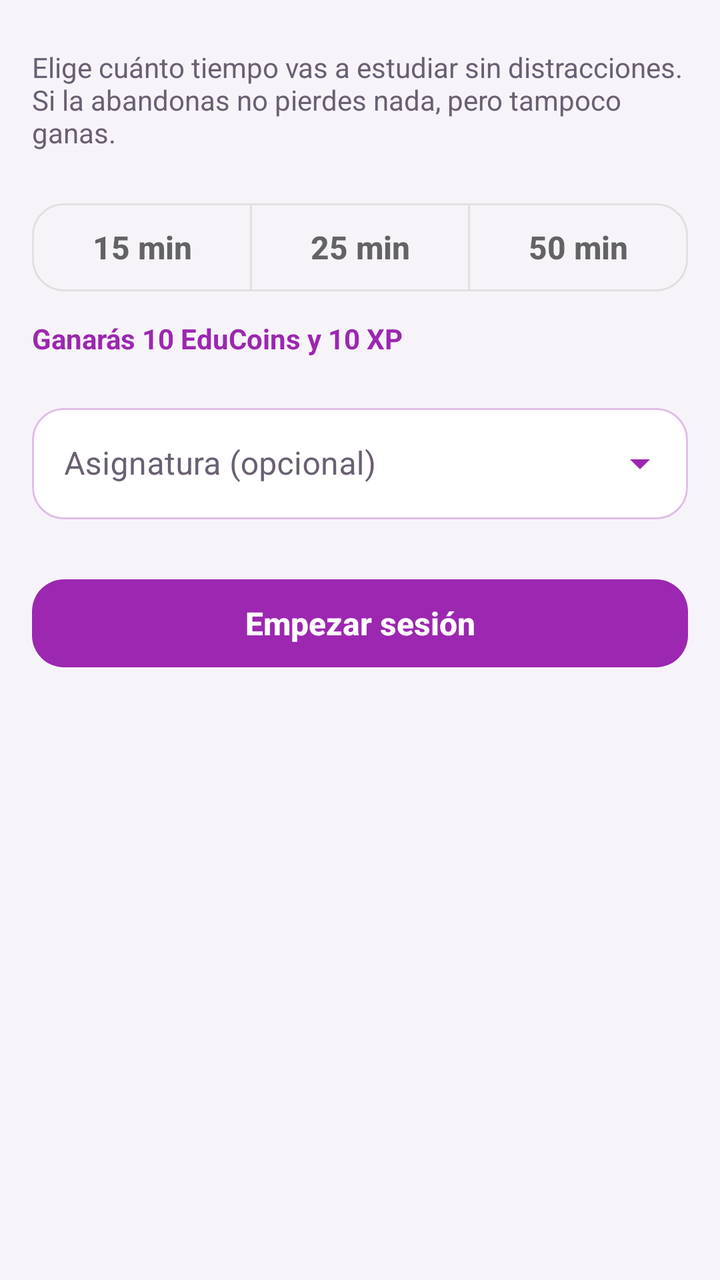
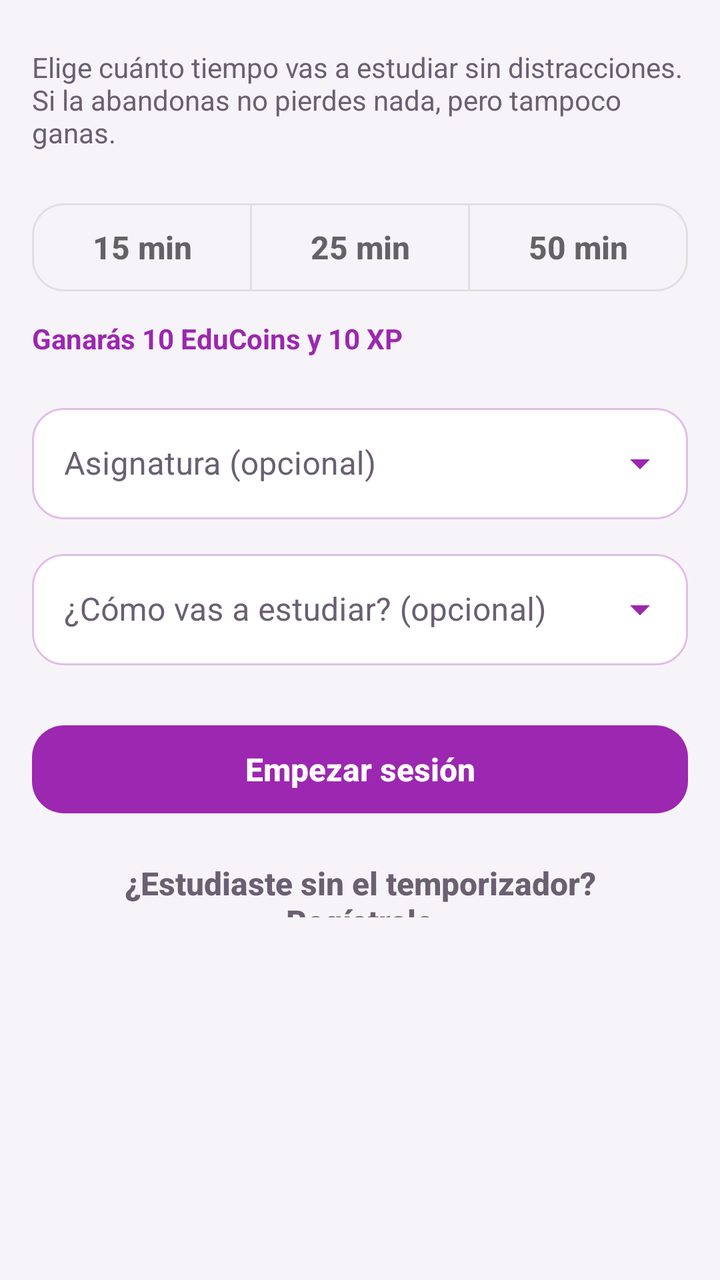

An Android layout rendered at two revisions. The XML below is the earlier revision; the diff shows what the commit changed to produce the second picture.
<!-- AndroidManifest.xml: application theme Theme.MyApplication -->
<!-- res/layout/fragment_enfoque.xml -->
<?xml version="1.0" encoding="utf-8"?>
<FrameLayout xmlns:android="http://schemas.android.com/apk/res/android"
    xmlns:app="http://schemas.android.com/apk/res-auto"
    xmlns:tools="http://schemas.android.com/tools"
    android:layout_width="match_parent"
    android:layout_height="match_parent"
    android:background="@color/fondo_app"
    tools:context=".ui.Inicio.Fragments.Perfil.EnfoqueFragment">

    
    <androidx.core.widget.NestedScrollView
        android:id="@+id/enfoqueConfigurar"
        android:layout_width="match_parent"
        android:layout_height="match_parent"
        android:fillViewport="true">

        <LinearLayout
            android:layout_width="match_parent"
            android:layout_height="wrap_content"
            android:orientation="vertical"
            android:paddingHorizontal="@dimen/margen_pantalla"
            android:paddingVertical="20dp">

            <TextView
                android:layout_width="match_parent"
                android:layout_height="wrap_content"
                android:text="Elige cuánto tiempo vas a estudiar sin distracciones. Si la abandonas no pierdes nada, pero tampoco ganas."
                android:textColor="@color/text_secondary"
                android:textSize="14sp"
                android:layout_marginTop="4dp"
                android:layout_marginBottom="20dp"/>

            <com.google.android.material.button.MaterialButtonToggleGroup
                android:id="@+id/enfoqueDuraciones"
                android:layout_width="match_parent"
                android:layout_height="wrap_content"
                app:singleSelection="true"
                app:selectionRequired="true"
                android:layout_marginBottom="8dp">

                <com.google.android.material.button.MaterialButton
                    android:id="@+id/enfoque15"
                    style="@style/Widget.MaterialComponents.Button.OutlinedButton"
                    android:layout_width="0dp"
                    android:layout_height="@dimen/alto_boton"
                    android:layout_weight="1"
                    android:text="15 min"
                    android:textAllCaps="false"/>

                <com.google.android.material.button.MaterialButton
                    android:id="@+id/enfoque25"
                    style="@style/Widget.MaterialComponents.Button.OutlinedButton"
                    android:layout_width="0dp"
                    android:layout_height="@dimen/alto_boton"
                    android:layout_weight="1"
                    android:text="25 min"
                    android:textAllCaps="false"/>

                <com.google.android.material.button.MaterialButton
                    android:id="@+id/enfoque50"
                    style="@style/Widget.MaterialComponents.Button.OutlinedButton"
                    android:layout_width="0dp"
                    android:layout_height="@dimen/alto_boton"
                    android:layout_weight="1"
                    android:text="50 min"
                    android:textAllCaps="false"/>
            </com.google.android.material.button.MaterialButtonToggleGroup>

            <TextView
                android:id="@+id/enfoqueRecompensa"
                android:layout_width="match_parent"
                android:layout_height="wrap_content"
                android:text="Ganarás 10 EduCoins y 10 XP"
                android:textColor="@color/purple_accent"
                android:textSize="14sp"
                android:textStyle="bold"
                android:layout_marginBottom="20dp"/>

            <com.google.android.material.textfield.TextInputLayout
                android:id="@+id/enfoqueAsignaturaCaja"
                style="@style/Edu.CampoDesplegable"
                android:layout_width="match_parent"
                android:layout_height="wrap_content"
                android:hint="Asignatura (opcional)"
                android:layout_marginBottom="24dp">

                <AutoCompleteTextView
                    android:id="@+id/enfoqueAsignatura"
                    android:layout_width="match_parent"
                    android:layout_height="wrap_content"
                    android:inputType="none"/>
            </com.google.android.material.textfield.TextInputLayout>

            <com.google.android.material.button.MaterialButton
    style="@style/Edu.Boton"
                android:id="@+id/enfoqueIniciar"
                android:layout_width="match_parent"
                android:layout_height="@dimen/alto_boton"
                android:text="Empezar sesión"/>
        </LinearLayout>
    </androidx.core.widget.NestedScrollView>

    
    <LinearLayout
        android:id="@+id/enfoqueEnCurso"
        android:layout_width="match_parent"
        android:layout_height="match_parent"
        android:orientation="vertical"
        android:gravity="center_horizontal"
        android:background="@drawable/bg_fondo_enfoque"
        android:padding="24dp"
        android:visibility="gone">

        <TextView
            android:id="@+id/enfoqueAsignaturaActual"
            android:layout_width="match_parent"
            android:layout_height="wrap_content"
            android:text="Modo enfoque"
            android:textAlignment="center"
            android:textColor="@color/white"
            android:textSize="20sp"
            android:textStyle="bold"
            android:layout_marginTop="24dp"/>

        <TextView
            android:layout_width="match_parent"
            android:layout_height="wrap_content"
            android:text="Puedes bloquear el teléfono: te avisamos al terminar."
            android:textAlignment="center"
            android:textColor="@color/blanco_70"
            android:textSize="14sp"
            android:layout_marginBottom="32dp"/>

        <FrameLayout
            android:layout_width="240dp"
            android:layout_height="240dp"
            android:layout_marginBottom="32dp">

            <com.softcg.myapplication.ui.Inicio.Fragments.Perfil.Views.AnilloProgresoView
                android:id="@+id/enfoqueAnillo"
                android:layout_width="match_parent"
                android:layout_height="match_parent"/>

            <TextView
                android:id="@+id/enfoqueTiempo"
                android:layout_width="wrap_content"
                android:layout_height="wrap_content"
                android:layout_gravity="center"
                android:text="25:00"
                android:textColor="@color/white"
                android:textSize="52sp"
                android:textStyle="bold"/>
        </FrameLayout>

        <com.google.android.material.button.MaterialButton
            android:id="@+id/enfoqueAbandonar"
            style="@style/Widget.MaterialComponents.Button.OutlinedButton"
            android:layout_width="match_parent"
            android:layout_height="@dimen/alto_boton"
            android:text="Abandonar sesión"
            android:textAllCaps="false"
            android:textColor="@color/white"
            android:textSize="16sp"
            app:strokeColor="@color/blanco_70"
            app:strokeWidth="1.5dp"
            app:cornerRadius="16dp"/>
    </LinearLayout>

    
    <FrameLayout
        android:id="@+id/enfoqueTerminada"
        android:layout_width="match_parent"
        android:layout_height="match_parent"
        android:background="@drawable/bg_fondo_enfoque"
        android:visibility="gone">

        <com.softcg.myapplication.ui.Inicio.Fragments.Perfil.Views.ConfettiView
            android:id="@+id/enfoqueConfeti"
            android:layout_width="match_parent"
            android:layout_height="match_parent"
            android:importantForAccessibility="no"/>

        <LinearLayout
            android:layout_width="match_parent"
            android:layout_height="wrap_content"
            android:layout_gravity="center"
            android:orientation="vertical"
            android:gravity="center_horizontal"
            android:padding="28dp">

            <ImageView
                android:layout_width="72dp"
                android:layout_height="72dp"
                android:src="@drawable/ic_gami_check"
                app:tint="@color/xp_dorado"
                android:layout_marginBottom="12dp"
                android:importantForAccessibility="no"/>

            <TextView
                android:id="@+id/enfoqueTerminadaTitulo"
                android:layout_width="match_parent"
                android:layout_height="wrap_content"
                android:text="25 minutos de estudio real"
                android:textAlignment="center"
                android:textColor="@color/white"
                android:textSize="24sp"
                android:textStyle="bold"/>

            <TextView
                android:id="@+id/enfoqueTerminadaDetalle"
                android:layout_width="match_parent"
                android:layout_height="wrap_content"
                android:text="+10 EduCoins y 10 XP"
                android:textAlignment="center"
                android:textColor="@color/blanco_70"
                android:textSize="15sp"
                android:layout_marginTop="4dp"
                android:layout_marginBottom="28dp"/>

            <com.google.android.material.button.MaterialButton
                android:id="@+id/enfoqueOtra"
                android:layout_width="match_parent"
                android:layout_height="@dimen/alto_boton"
                android:text="Hacer otra"
                android:textColor="@color/purple_deep"
                android:textStyle="bold"
                app:backgroundTint="@color/white"
                app:cornerRadius="16dp"
                app:elevation="0dp"
                android:layout_marginBottom="10dp"/>

            <com.google.android.material.button.MaterialButton
                android:id="@+id/enfoqueVolver"
                style="@style/Widget.MaterialComponents.Button.OutlinedButton"
                android:layout_width="match_parent"
                android:layout_height="@dimen/alto_boton"
                android:text="Volver a mis misiones"
                android:textAllCaps="false"
                android:textColor="@color/white"
                android:textSize="16sp"
                app:strokeColor="@color/blanco_70"
                app:strokeWidth="1.5dp"
                app:cornerRadius="16dp"/>
        </LinearLayout>
    </FrameLayout>
</FrameLayout>
<!-- resources referenced by this layout -->
<resources>
  <color name="blanco_70">#B3FFFFFF</color>
  <color name="fondo_app">#F7F4F9</color>
  <color name="purple_accent">#9C27B0</color>
  <color name="purple_deep">#4A1F5C</color>
  <color name="text_secondary">#6A6072</color>
  <color name="white">#FFFFFFFF</color>
  <color name="xp_dorado">#FFC93C</color>
  <dimen name="alto_boton">56dp</dimen>
  <dimen name="margen_pantalla">16dp</dimen>
  <!-- drawable bg_fondo_enfoque (drawable) -->
  <?xml version="1.0" encoding="utf-8"?>
  <shape xmlns:android="http://schemas.android.com/apk/res/android" android:shape="rectangle">
      <gradient android:angle="0" android:startColor="@color/purple_deep" android:endColor="@color/purple_accent"/>
  </shape>
  <style name="Theme.MyApplication" parent="Base.Theme.MyApplication" />
  <dimen name="radio_tarjeta">16dp</dimen>
  <color name="superficie">#FFFFFF</color>
  <color name="text_primary">#2B1E33</color>
  <style name="Edu.FormaTarjeta" parent="">
          <item name="cornerFamily">rounded</item>
          <item name="cornerSize">@dimen/radio_tarjeta</item>
      </style>
  <style name="Edu.MenuEmergente" parent="Widget.AppCompat.Light.PopupMenu">
          <item name="android:popupBackground">@drawable/bg_pastilla_blanca</item>
          <item name="android:popupElevation">8dp</item>
      </style>
  <style name="Edu.Aviso" parent="Widget.MaterialComponents.Snackbar">
          <item name="backgroundTint">@color/purple_deep</item>
          <item name="shapeAppearance">@style/Edu.FormaTarjeta</item>
          <item name="android:layout_margin">12dp</item>
      </style>
  <style name="Edu.AvisoTexto" parent="Widget.MaterialComponents.Snackbar.TextView">
          <item name="android:textColor">@color/white</item>
          <item name="android:textSize">14sp</item>
          <item name="android:maxLines">3</item>
      </style>
  <style name="Edu.TemaSelector" parent="ThemeOverlay.MaterialComponents.Dialog">
          <item name="colorAccent">@color/purple_accent</item>
          <item name="android:colorAccent">@color/purple_accent</item>
          <item name="android:dialogCornerRadius">24dp</item>
          <item name="colorPrimary">@color/purple_accent</item>
      </style>
  <style name="Edu.FormaDialogo" parent="">
          <item name="cornerFamily">rounded</item>
          <item name="cornerSize">24dp</item>
      </style>
  <style name="Edu.AlertaTitulo" parent="MaterialAlertDialog.MaterialComponents.Title.Text">
          <item name="android:textColor">@color/text_primary</item>
          <item name="android:textSize">20sp</item>
          <item name="android:textStyle">bold</item>
      </style>
  <style name="Edu.AlertaCuerpo" parent="MaterialAlertDialog.MaterialComponents.Body.Text">
          <item name="android:textColor">@color/text_secondary</item>
          <item name="android:textSize">14sp</item>
      </style>
  <style name="Edu.AlertaBoton" parent="Widget.MaterialComponents.Button.TextButton.Dialog">
          <item name="android:textColor">@color/purple_accent</item>
          <item name="android:textAppearance">@style/Edu.TextoBoton</item>
      </style>
  <style name="Edu.AlertaBotonSecundario" parent="Edu.AlertaBoton">
          <item name="android:textColor">@color/text_secondary</item>
      </style>
  <!-- drawable bg_pastilla_blanca (drawable) -->
  <?xml version="1.0" encoding="utf-8"?>
  <shape xmlns:android="http://schemas.android.com/apk/res/android" android:shape="rectangle">
      <solid android:color="@color/superficie"/>
      <corners android:radius="12dp"/>
  </shape>
  <!-- unchanged entries left out for length: 6 -->
</resources>

<!-- the commit's change to res/layout/fragment_enfoque.xml (unified diff, before → after) -->
@@ -82,7 +82,7 @@
                 android:layout_width="match_parent"
                 android:layout_height="wrap_content"
                 android:hint="Asignatura (opcional)"
-                android:layout_marginBottom="24dp">
+                android:layout_marginBottom="12dp">
 
                 <AutoCompleteTextView
                     android:id="@+id/enfoqueAsignatura"
@@ -91,12 +91,36 @@
                     android:inputType="none"/>
             </com.google.android.material.textfield.TextInputLayout>
 
+            
+            <com.google.android.material.textfield.TextInputLayout
+                android:id="@+id/enfoqueMetodoCaja"
+                style="@style/Edu.CampoDesplegable"
+                android:layout_width="match_parent"
+                android:layout_height="wrap_content"
+                android:hint="¿Cómo vas a estudiar? (opcional)"
+                android:layout_marginBottom="24dp">
+
+                <AutoCompleteTextView
+                    android:id="@+id/enfoqueMetodo"
+                    android:layout_width="match_parent"
+                    android:layout_height="wrap_content"
+                    android:inputType="none"/>
+            </com.google.android.material.textfield.TextInputLayout>
+
             <com.google.android.material.button.MaterialButton
     style="@style/Edu.Boton"
                 android:id="@+id/enfoqueIniciar"
                 android:layout_width="match_parent"
                 android:layout_height="@dimen/alto_boton"
                 android:text="Empezar sesión"/>
+
+            <com.google.android.material.button.MaterialButton
+                android:id="@+id/enfoqueRegistrarManual"
+                style="@style/Edu.BotonTexto"
+                android:layout_width="match_parent"
+                android:layout_height="48dp"
+                android:layout_marginTop="8dp"
+                android:text="¿Estudiaste sin el temporizador? Regístralo"/>
         </LinearLayout>
     </androidx.core.widget.NestedScrollView>
 
<!-- resource entries referenced after the edit -->
@@ -14,6 +14,10 @@
   <shape xmlns:android="http://schemas.android.com/apk/res/android" android:shape="rectangle">
       <gradient android:angle="0" android:startColor="@color/purple_deep" android:endColor="@color/purple_accent"/>
   </shape>
+  <style name="Edu.BotonTexto" parent="Widget.MaterialComponents.Button.TextButton">
+          <item name="android:textColor">@color/text_secondary</item>
+          <item name="android:textAppearance">@style/Edu.TextoBoton</item>
+      </style>
   <style name="Theme.MyApplication" parent="Base.Theme.MyApplication" />
   <dimen name="radio_tarjeta">16dp</dimen>
   <color name="superficie">#FFFFFF</color>
